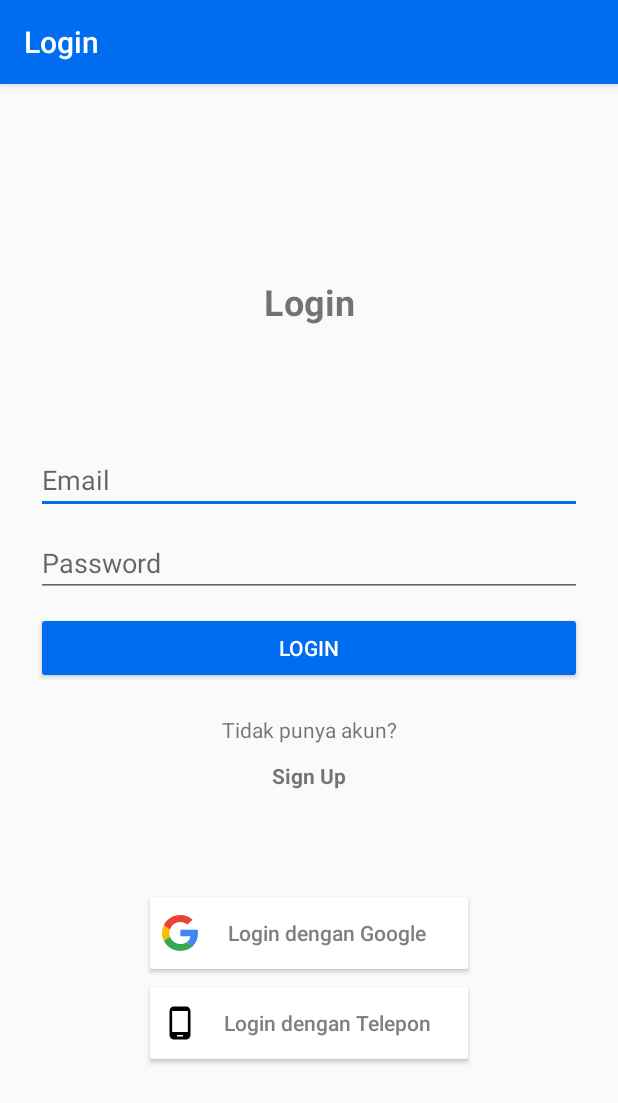
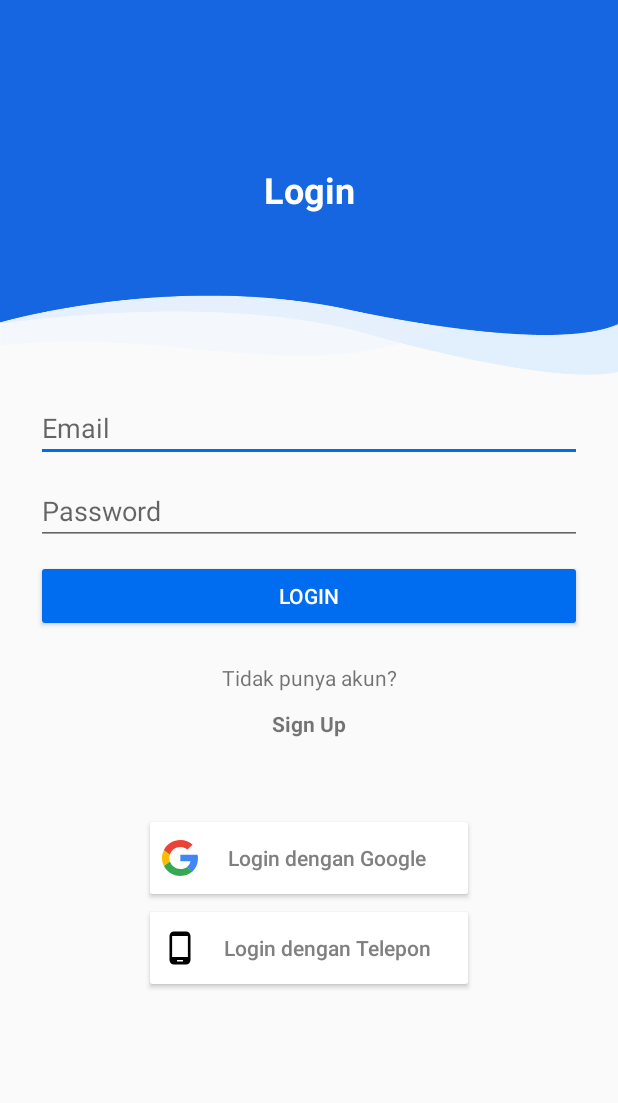
Before and after one commit to zidanfaiq/Aplikasi-NYAMAN, an Android app: the screen it shows after launch (SignInActivity), on a phone screen of 412 x 824 dp. Shown: the top 1103 px of the screen. Run offline under Robolectric (Android 15) with nearby library versions, the phone set to English and light mode, and no system bars; our stand-ins replace Firebase (no records; nobody signed in at launch, a user with empty details on screens opened directly).

Commit message:
desain login, sign up

```diff
--- a/app/src/main/java/com/zidanfaiq/percobaan/SignInActivity.kt
+++ b/app/src/main/java/com/zidanfaiq/percobaan/SignInActivity.kt
@@ -28,7 +28,7 @@ class SignInActivity : AppCompatActivity(), View.OnClickListener {
         binding = ActivitySignInBinding.inflate(layoutInflater)
         setContentView(binding.root)
 
-        supportActionBar?.title = "Login"
+        supportActionBar?.hide()
 
         binding.btnSign.setOnClickListener(this)
         binding.tvSignUp.setOnClickListener(this)
--- a/app/src/main/res/layout/activity_sign_in.xml
+++ b/app/src/main/res/layout/activity_sign_in.xml
@@ -1,33 +1,29 @@
 <?xml version="1.0" encoding="utf-8"?>
-<LinearLayout xmlns:android="http://schemas.android.com/apk/res/android"
+<androidx.constraintlayout.widget.ConstraintLayout xmlns:android="http://schemas.android.com/apk/res/android"
     xmlns:app="http://schemas.android.com/apk/res-auto"
     xmlns:tools="http://schemas.android.com/tools"
-    android:id="@+id/main_layout"
     android:layout_width="match_parent"
     android:layout_height="match_parent"
-    android:orientation="vertical"
-    android:weightSum="4">
+    android:id="@+id/main_layout"
+    tools:context=".SignInActivity">
 
-    <ProgressBar
-        android:id="@+id/progressBar"
-        android:indeterminate="true"
+    <FrameLayout
         android:layout_width="match_parent"
-        android:layout_height="wrap_content"
-        android:visibility="invisible"
-        style="?android:attr/progressBarStyleHorizontal"/>
-
-    <androidx.constraintlayout.widget.ConstraintLayout
-        android:layout_width="match_parent"
-        android:layout_height="match_parent"
-        tools:context=".SignInActivity">
+        android:layout_height="250dp"
+        android:background="@drawable/blue"
+        app:layout_constraintEnd_toEndOf="parent"
+        app:layout_constraintStart_toStartOf="parent"
+        app:layout_constraintTop_toTopOf="parent" >
+    </FrameLayout>
 
     <TextView
         android:id="@+id/tvLogin"
         android:layout_width="wrap_content"
         android:layout_height="wrap_content"
-            android:layout_marginTop="140dp"
-            android:layout_marginBottom="40dp"
+        android:layout_marginTop="110dp"
+        android:layout_marginBottom="100dp"
         android:text="Login"
+        android:textColor="@android:color/white"
         android:textSize="24sp"
         android:textStyle="bold"
         app:layout_constraintBottom_toTopOf="@+id/inputEmail"
@@ -40,7 +36,7 @@
         android:layout_width="0dp"
         android:layout_height="wrap_content"
         android:layout_marginStart="24dp"
-            android:layout_marginTop="40dp"
+        android:layout_marginTop="20dp"
         android:layout_marginEnd="24dp"
         android:ems="10"
         android:hint="Email"
@@ -99,7 +95,6 @@
         android:layout_width="wrap_content"
         android:layout_height="wrap_content"
         android:layout_marginTop="10dp"
-            android:layout_marginBottom="5dp"
         android:gravity="center"
         android:text="Sign Up"
         android:textStyle="bold"
@@ -112,13 +107,12 @@
         android:id="@+id/btnEmail"
         android:layout_width="220dp"
         android:layout_height="60dp"
-            android:layout_marginTop="60dp"
+        android:layout_marginTop="50dp"
         android:backgroundTint="@android:color/white"
         android:drawableLeft="@drawable/ic_google_icon"
         android:text="Login dengan Google"
         android:textAllCaps="false"
         android:textColor="@android:color/tab_indicator_text"
-            app:layout_constraintBottom_toBottomOf="parent"
         app:layout_constraintBottom_toTopOf="@+id/btnPhone"
         app:layout_constraintEnd_toEndOf="parent"
         app:layout_constraintStart_toStartOf="parent"
@@ -128,16 +122,13 @@
         android:id="@+id/btnPhone"
         android:layout_width="220dp"
         android:layout_height="60dp"
-            android:layout_marginBottom="140dp"
         android:backgroundTint="@android:color/white"
         android:drawableLeft="@drawable/ic_baseline_phone_android_24"
         android:text="Login dengan Telepon"
         android:textAllCaps="false"
         android:textColor="@android:color/tab_indicator_text"
-            app:layout_constraintBottom_toBottomOf="parent"
         app:layout_constraintEnd_toEndOf="parent"
         app:layout_constraintStart_toStartOf="parent"
         app:layout_constraintTop_toBottomOf="@+id/btnEmail" />
 
 </androidx.constraintlayout.widget.ConstraintLayout>
-</LinearLayout>
```
Also changed, not shown: app/src/main/java/com/zidanfaiq/percobaan/SignUpActivity.kt (+1 -7 lines), app/src/main/res/layout/activity_sign_up.xml (+12 -2 lines), app/src/main/res/drawable-v24/blue.png (added). Lines whose indentation alone changed are shown as unchanged.
